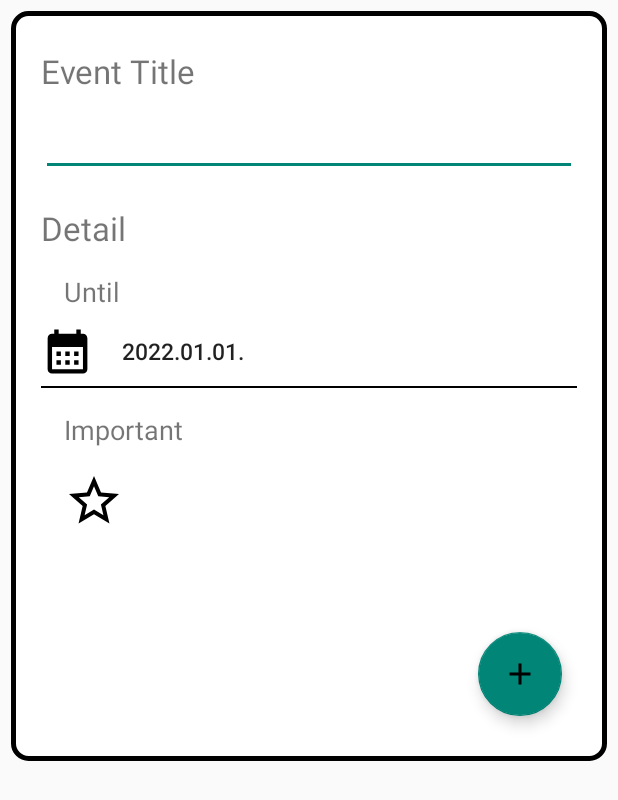
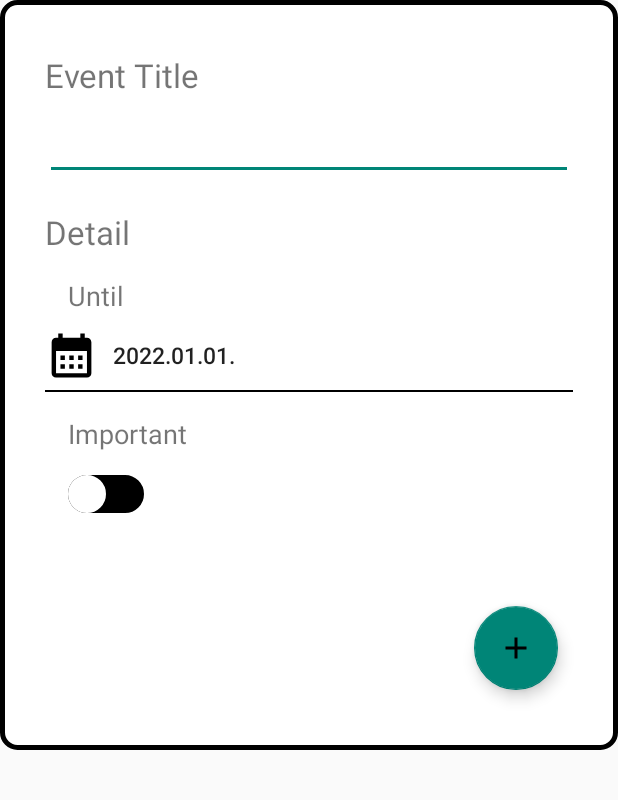
Before and after one commit to TreeJin99/MyTodo, an Android app: the layout activity_edit.xml on its own in the app's theme, with its tools: preview values and no code run, on a phone screen of 412 x 824 dp. Shown: the top 800 px of the screen. Run offline under Robolectric (Android 15) with nearby library versions, the phone set to English and light mode, and no system bars.

Commit message:
FEAT: CREATE 기능 추가

```diff
--- a/app/src/main/AndroidManifest.xml
+++ b/app/src/main/AndroidManifest.xml
@@ -14,6 +14,9 @@
         android:theme="@style/Theme.MyTodo"
         tools:targetApi="31">
         <activity
+            android:name=".ui.EditActivity"
+            android:exported="false" />
+        <activity
             android:name=".ui.MainActivity"
             android:exported="true">
             <intent-filter>
--- a/app/src/main/java/com/example/mytodo/ui/MainActivity.kt
+++ b/app/src/main/java/com/example/mytodo/ui/MainActivity.kt
@@ -2,7 +2,6 @@ package com.example.mytodo.ui
 
 import androidx.appcompat.app.AppCompatActivity
 import android.os.Bundle
-import android.util.Log
 import android.widget.Toast
 import androidx.appcompat.widget.Toolbar
 import com.example.mytodo.R
--- /dev/null
+++ b/app/src/main/res/drawable/switch_thumb_selector.xml
@@ -0,0 +1,11 @@
+<?xml version="1.0" encoding="utf-8"?>
+<shape xmlns:android="http://schemas.android.com/apk/res/android"
+    android:shape="oval">
+    <size
+        android:width="25dp"
+        android:height="25dp" />
+    <solid android:color="#FFFFFF" />
+    <stroke
+        android:width="1dp"
+        android:color="#FFFFFF" />
+</shape>
--- /dev/null
+++ b/app/src/main/res/drawable/switch_track_off.xml
@@ -0,0 +1,11 @@
+<shape xmlns:android="http://schemas.android.com/apk/res/android"
+    android:shape="rectangle">
+    <corners android:radius="15dp" />
+    <size
+        android:width="75dp"
+        android:height="25dp" />
+    <solid android:color="#000000" />
+    <stroke
+        android:width="2dp"
+        android:color="#000000" />
+</shape>
--- /dev/null
+++ b/app/src/main/res/drawable/switch_track_on.xml
@@ -0,0 +1,11 @@
+<shape xmlns:android="http://schemas.android.com/apk/res/android"
+    android:shape="rectangle">
+    <corners android:radius="15dp" />
+    <size
+        android:width="75dp"
+        android:height="25dp" />
+    <solid android:color="#36BC9B" />
+    <stroke
+        android:width="2dp"
+        android:color="#36BC9B" />
+</shape>
--- /dev/null
+++ b/app/src/main/res/drawable/switch_track_selector.xml
@@ -0,0 +1,5 @@
+<?xml version="1.0" encoding="utf-8"?>
+<selector xmlns:android="http://schemas.android.com/apk/res/android">
+    <item android:drawable="@drawable/switch_track_off" android:state_checked="false" />
+    <item android:drawable="@drawable/switch_track_on" android:state_checked="true" />
+</selector>
--- a/app/src/main/res/layout/activity_edit.xml
+++ b/app/src/main/res/layout/activity_edit.xml
@@ -4,8 +4,8 @@
     xmlns:tools="http://schemas.android.com/tools"
     android:layout_width="match_parent"
     android:layout_height="500dp"
-    android:layout_margin="7dp"
-    android:background="@drawable/edge_black">
+    android:background="@drawable/edge_black"
+    android:padding="10dp">
 
     <androidx.constraintlayout.widget.ConstraintLayout
         android:id="@+id/topLayout"
@@ -80,10 +80,11 @@
 
             <Button
                 android:id="@+id/todoDatePicker"
-                android:layout_width="wrap_content"
+                android:layout_width="match_parent"
                 android:layout_height="0dp"
-                android:layout_marginStart="15dp"
+                android:layout_marginStart="45dp"
                 android:background="@drawable/edge_empty"
+                android:gravity="center_vertical"
                 android:textSize="7pt"
                 app:layout_constraintBottom_toBottomOf="@id/calendarImage"
                 app:layout_constraintStart_toEndOf="@id/calendarImage"
@@ -117,14 +118,16 @@
                 app:layout_constraintStart_toStartOf="parent"
                 app:layout_constraintTop_toTopOf="parent" />
 
-            <Button
-                android:layout_width="40dp"
-                android:layout_height="40dp"
+            <Switch
+                android:id="@+id/importantSwitch"
+                android:layout_width="wrap_content"
+                android:layout_height="wrap_content"
                 android:layout_marginTop="15dp"
-                android:background="@drawable/ic_baseline_star_border_24"
-                android:contentDescription="TODO"
+                android:thumb="@drawable/switch_thumb_selector"
+                android:track="@drawable/switch_track_selector"
                 app:layout_constraintStart_toStartOf="@id/importantText"
-                app:layout_constraintTop_toBottomOf="@id/importantText" />
+                app:layout_constraintTop_toBottomOf="@id/importantText"
+                tools:ignore="UseSwitchCompatOrMaterialXml,UsingOnClickInXml" />
 
         </androidx.constraintlayout.widget.ConstraintLayout>
 
@@ -140,7 +143,6 @@
         android:focusable="true"
         android:src="@drawable/ic_baseline_add_24"
         app:layout_constraintBottom_toBottomOf="parent"
-        app:layout_constraintEnd_toEndOf="parent"
-        />
+        app:layout_constraintEnd_toEndOf="parent" />
 
 </androidx.constraintlayout.widget.ConstraintLayout>
```
Also changed, not shown: app/src/main/java/com/example/mytodo/dto/TodoModel.kt (+4 -4 lines), app/src/main/java/com/example/mytodo/ui/EditActivity.kt (+36 -33 lines), app/src/main/java/com/example/mytodo/ui/todolist/TodoListAdapter.kt (+11 -7 lines), app/src/main/java/com/example/mytodo/ui/todolist/TodoListFragment.kt (+11 -10 lines), app/src/main/res/drawable/switch_thumb.xml (added, +11 -0 lines), app/src/main/res/layout/todoitems.xml (+35 -14 lines).
